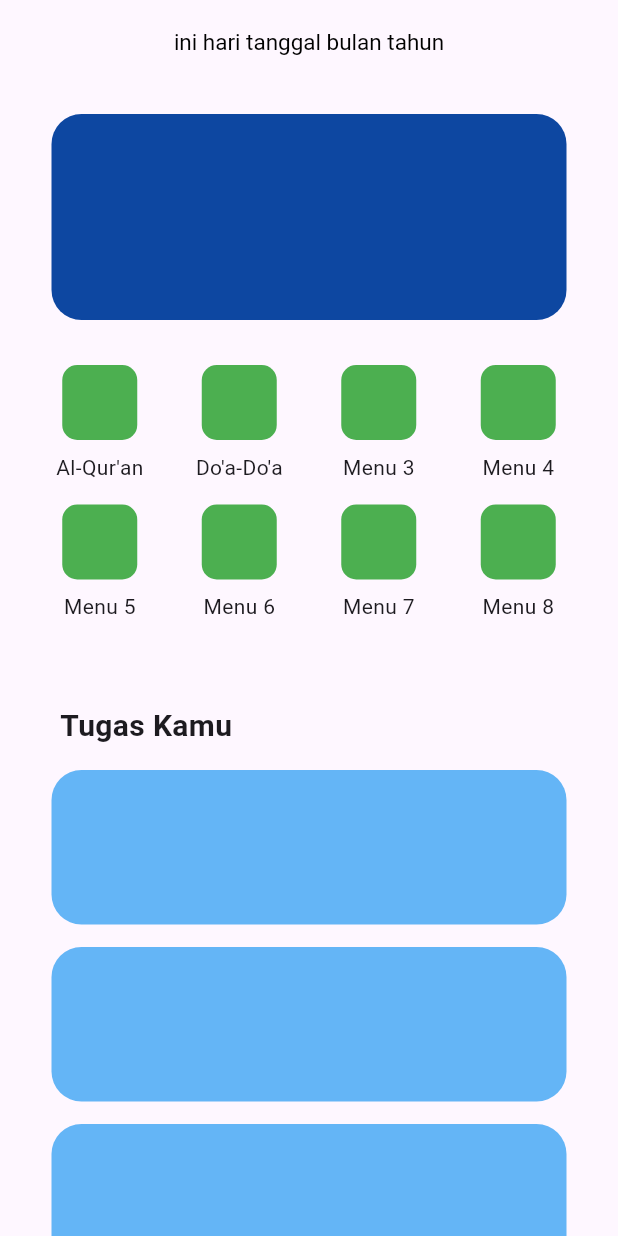
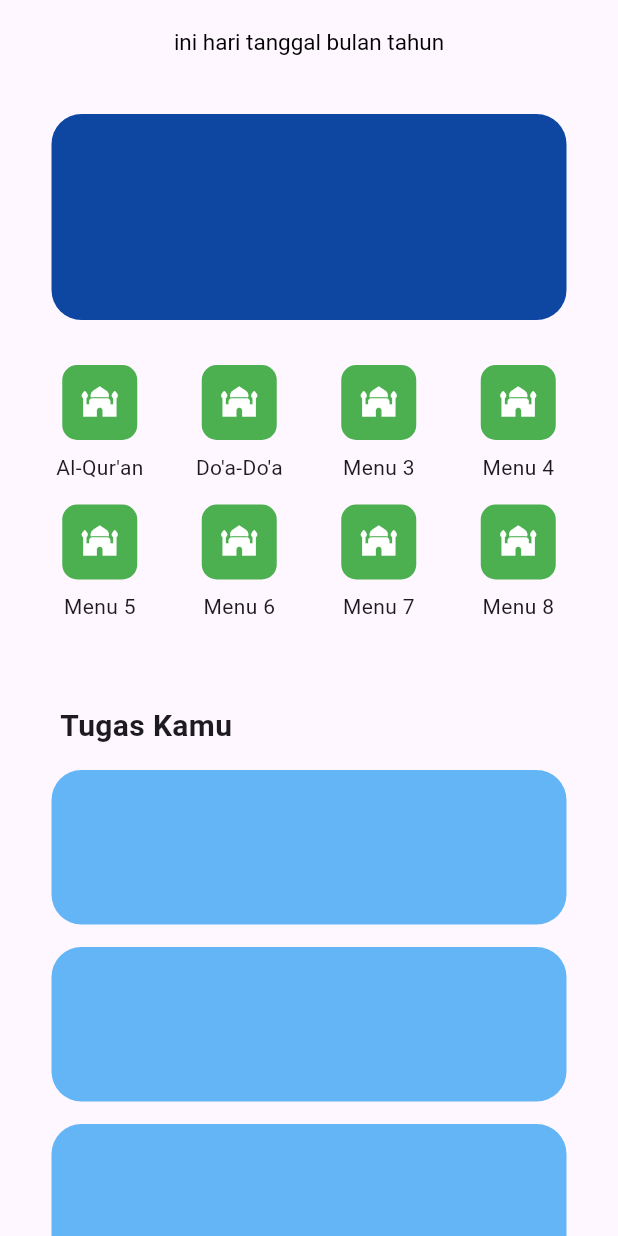
Before and after one commit to mhrdwan/junub, a Flutter app: the screen it shows after launch, on a phone screen of 412 x 824 dp. Run offline on Flutter 3.47's test engine with Material 3 defaults, Android fonts, the phone set to English and light mode, and no system bars; our stand-ins replace dio.

Commit message:
nambah menu screen

```diff
--- a/lib/view/dashboard_view.dart
+++ b/lib/view/dashboard_view.dart
@@ -139,6 +139,14 @@ class _DashboardViewState extends State<DashboardView> {
                             color: Colors.green,
                             borderRadius: BorderRadius.circular(10),
                           ),
+                          child: const Center(
+                            // Menggunakan Center untuk menempatkan ikon di tengah
+                            child: Icon(
+                              Icons.mosque, // Contoh menggunakan ikon bintang
+                              color: Colors.white, // Warna ikon
+                              size: 24, // Ukuran ikon
+                            ),
+                          ),
                         ),
                         const SizedBox(height: 8),
                         Text(index == 0
```
